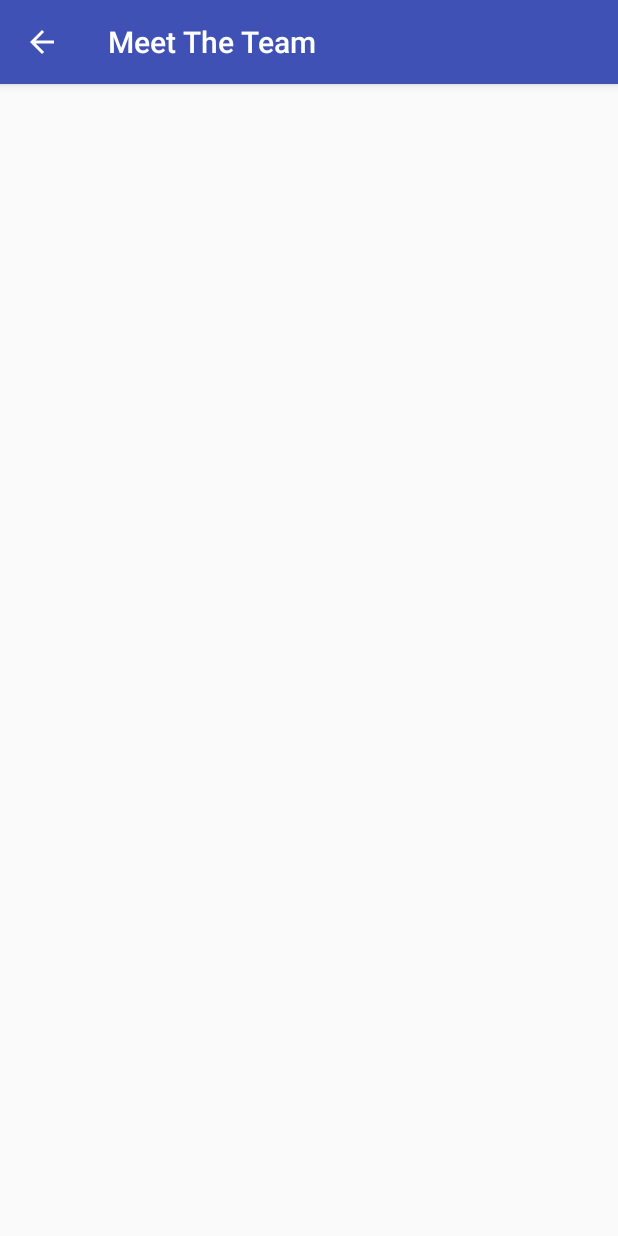
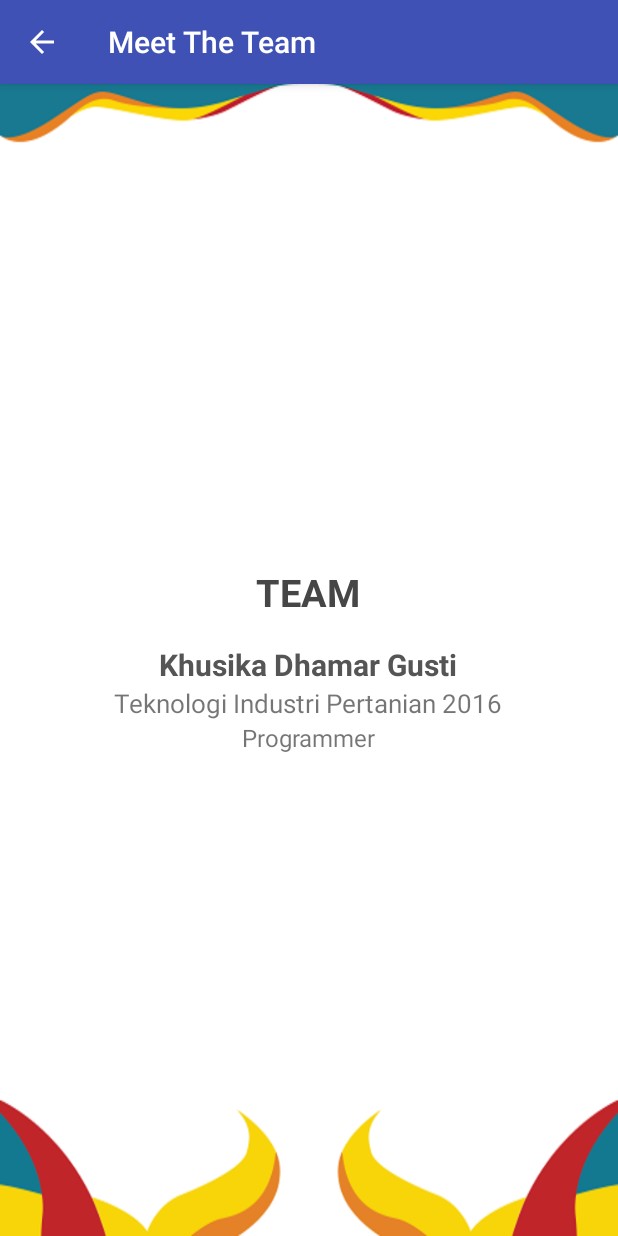
Before and after one commit to khusika/khusika_apps_rajabrawijaya, an Android app: the TeamActivity screen opened directly, with no data from a screen before it, on a phone screen of 412 x 824 dp. Run offline under Robolectric (Android 15) with nearby library versions, the phone set to English and light mode, and no system bars.

Commit message:
Add content into about & team activity
Adapted from RB16
https://github.com/khusika/khusika_apps_rajabrawijaya/blob/android/Decompiled/res/layout/content_about.xml
https://github.com/khusika/khusika_apps_rajabrawijaya/blob/android/Decompiled/res/layout/content_team.xml

```diff
--- a/rajabrawijaya/app/src/main/res/layout/activity_about.xml
+++ b/rajabrawijaya/app/src/main/res/layout/activity_about.xml
@@ -16,5 +16,6 @@
         android:elevation="4dp"
         app:theme="@style/ThemeOverlay.AppCompat.Dark.ActionBar"/>
 
+    <include layout="@layout/content_about" />
 
 </LinearLayout>
--- a/rajabrawijaya/app/src/main/res/layout/activity_team.xml
+++ b/rajabrawijaya/app/src/main/res/layout/activity_team.xml
@@ -16,5 +16,6 @@
         android:elevation="4dp"
         app:theme="@style/ThemeOverlay.AppCompat.Dark.ActionBar"/>
 
+    <include layout="@layout/content_team" />
 
 </LinearLayout>
--- /dev/null
+++ b/rajabrawijaya/app/src/main/res/layout/content_team.xml
@@ -0,0 +1,53 @@
+<?xml version="1.0" encoding="utf-8"?>
+<LinearLayout
+    android:layout_gravity="center_vertical"
+    android:orientation="vertical"
+    android:background="@drawable/template_navigasi"
+    android:layout_width="fill_parent"
+    android:layout_height="fill_parent"
+    xmlns:android="http://schemas.android.com/apk/res/android">
+    <LinearLayout
+        android:gravity="center"
+        android:layout_gravity="center_horizontal"
+        android:orientation="vertical"
+        android:layout_width="wrap_content"
+        android:layout_height="fill_parent"
+        android:layout_centerInParent="true">
+        <TextView
+            android:textSize="25.0sp"
+            android:textStyle="bold"
+            android:textColor="#ff464646"
+            android:gravity="center"
+            android:layout_width="wrap_content"
+            android:layout_height="wrap_content"
+            android:text="TEAM" />
+        <TextView
+            android:textSize="20.0sp"
+            android:textStyle="bold"
+            android:textColor="#ff555555"
+            android:gravity="center"
+            android:paddingLeft="15.0dip"
+            android:paddingTop="17.0dip"
+            android:paddingRight="15.0dip"
+            android:layout_width="wrap_content"
+            android:layout_height="wrap_content"
+            android:text="Khusika Dhamar Gusti" />
+        <TextView
+            android:textSize="17.0sp"
+            android:gravity="center"
+            android:paddingLeft="15.0dip"
+            android:paddingRight="15.0dip"
+            android:layout_width="wrap_content"
+            android:layout_height="wrap_content"
+            android:text="Teknologi Industri Pertanian 2016" />
+        <TextView
+            android:textSize="16.0sp"
+            android:gravity="center"
+            android:paddingLeft="15.0dip"
+            android:paddingRight="15.0dip"
+            android:layout_width="wrap_content"
+            android:layout_height="wrap_content"
+            android:text="Programmer" />
+
+    </LinearLayout>
+</LinearLayout>
```
Also changed, not shown: rajabrawijaya/app/src/main/res/layout/content_about.xml (added, +52 -0 lines), rajabrawijaya/app/src/main/res/drawable/template_navigasi.png (added).
